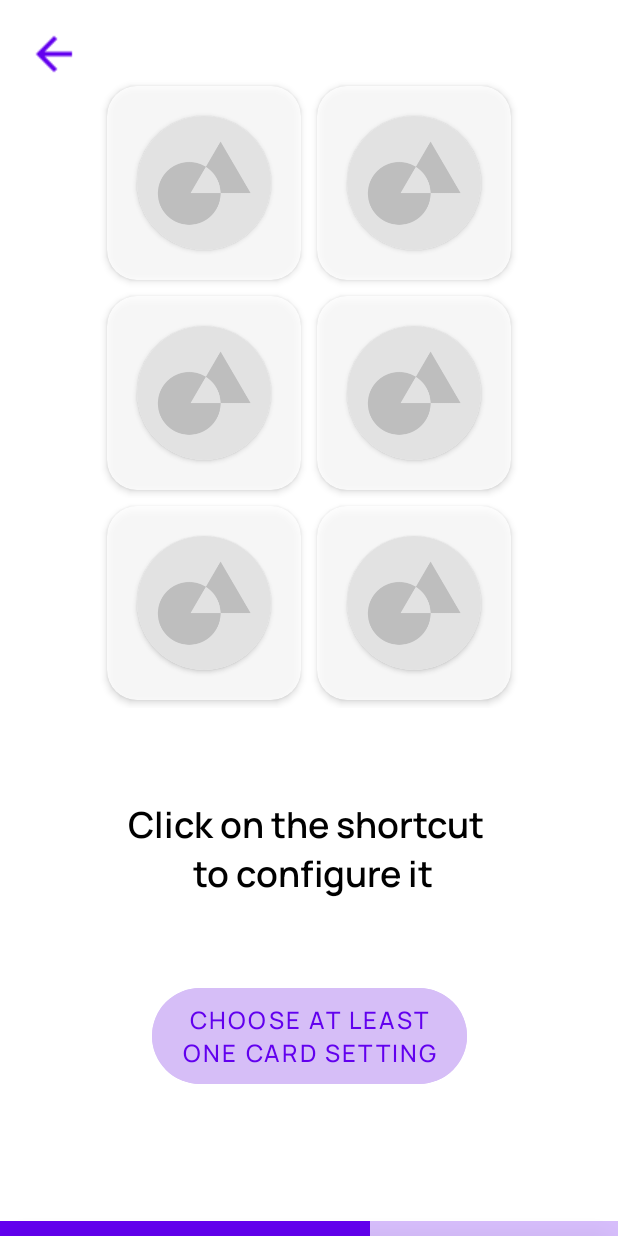
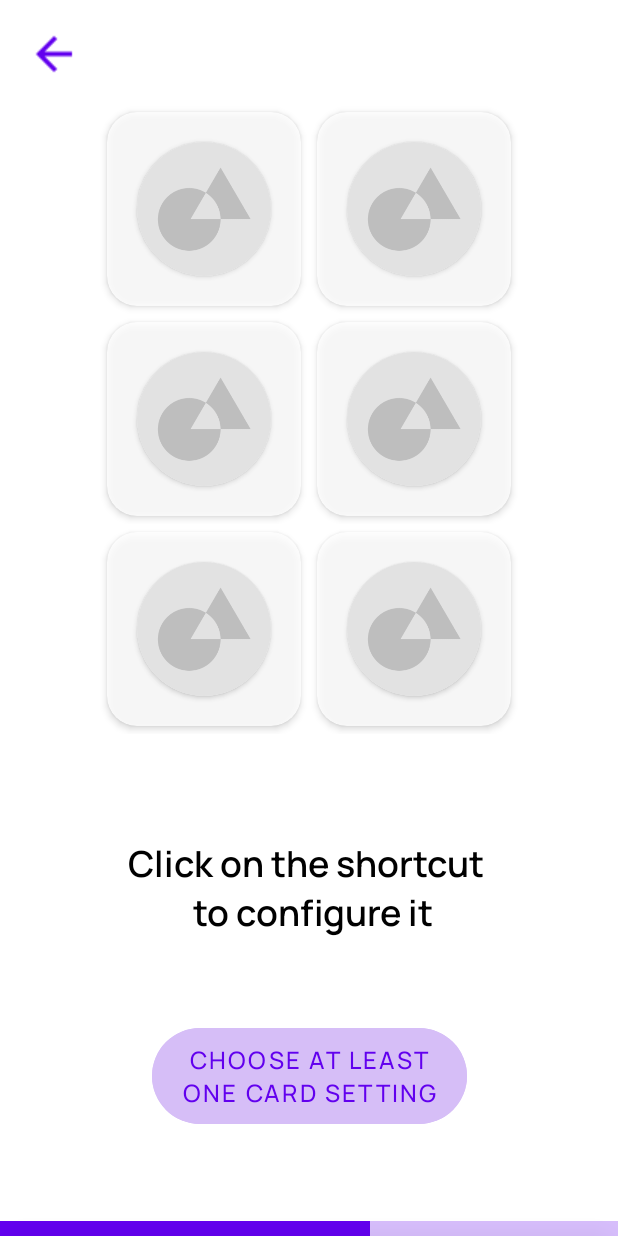
Before and after one commit to delet-dis/ElementaryLauncher, an Android app: the ActionsPickFragment screen opened through its navigation route, on a phone screen of 412 x 824 dp. Run offline under Robolectric (Android 15) with nearby library versions, the phone set to English and light mode, and no system bars; our stand-ins replace Room's generated code; libraries missing offline, so code that uses them is left out: androidx.palette.graphics; 2 statements that could not run were skipped.

Commit message:
sms+layout fixes

```diff
--- a/app/src/main/java/com/delet_dis/elementarylauncher/data/database/entities/ContactSMS.kt
+++ b/app/src/main/java/com/delet_dis/elementarylauncher/data/database/entities/ContactSMS.kt
@@ -21,5 +21,5 @@ data class ContactSMS(
     var id: Int = 0,
 
     @Ignore
-    override var entityType: Any = ActionType.CONTACT
+    override var entityType: Any = ActionType.CONTACT_SMS
 ) : EntitiesParent
--- a/app/src/main/java/com/delet_dis/elementarylauncher/data/repositories/DatabaseRepository.kt
+++ b/app/src/main/java/com/delet_dis/elementarylauncher/data/repositories/DatabaseRepository.kt
@@ -1,6 +1,7 @@
 package com.delet_dis.elementarylauncher.data.repositories
 
 import android.content.Context
+import android.util.Log
 import androidx.core.content.ContextCompat
 import com.delet_dis.elementarylauncher.R
 import com.delet_dis.elementarylauncher.common.extensions.concatenate
@@ -165,6 +166,8 @@ class DatabaseRepository(val context: Context) {
     suspend fun deleteAtPosition(position: Int) {
         getAllDatabaseRecordingsAsEntitiesParentList().forEach {
 
+            Log.d("test", it.toString())
+
             with(databaseDao) {
                 when (it.entityType) {
                     ActionType.APP ->
--- a/app/src/main/res/layout/card_item_small.xml
+++ b/app/src/main/res/layout/card_item_small.xml
@@ -31,7 +31,7 @@
             <androidx.cardview.widget.CardView
                 android:id="@+id/imageCardView"
                 android:layout_width="wrap_content"
-                android:layout_height="wrap_content"
+                android:layout_height="89dp"
                 android:layout_marginStart="20dp"
                 android:layout_marginTop="20dp"
                 android:layout_marginEnd="20dp"
@@ -43,8 +43,8 @@
                 app:layout_constraintTop_toTopOf="parent">
 
                 <androidx.constraintlayout.widget.ConstraintLayout
-                    android:layout_width="match_parent"
-                    android:layout_height="match_parent">
+                    android:layout_width="wrap_content"
+                    android:layout_height="wrap_content">
 
                     <ImageView
                         android:id="@+id/cardImage"
@@ -63,12 +63,15 @@
 
                     <TextView
                         android:id="@+id/cardText"
-                        android:layout_width="wrap_content"
-                        android:layout_height="wrap_content"
+                        android:layout_width="0dp"
+                        android:layout_height="0dp"
                         android:fontFamily="@font/manrope_semibold"
                         android:textAlignment="center"
                         android:textColor="@color/defaultFontColor"
-                        android:textSize="65sp"
+                        app:autoSizeTextType="uniform"
+                        app:autoSizeMinTextSize="12sp"
+                        app:autoSizeMaxTextSize="100sp"
+                        app:autoSizeStepGranularity="2sp"
                         app:layout_constraintBottom_toBottomOf="parent"
                         app:layout_constraintEnd_toEndOf="@+id/cardImage"
                         app:layout_constraintStart_toStartOf="parent"
--- a/app/src/main/res/layout/fragment_actions_pick_screen.xml
+++ b/app/src/main/res/layout/fragment_actions_pick_screen.xml
@@ -18,27 +18,28 @@
         android:scaleType="center"
         android:scaleX="1.5"
         android:scaleY="1.5"
-        android:tint="@color/purple_500"
         app:layout_constraintStart_toStartOf="parent"
         app:layout_constraintTop_toTopOf="parent"
-        app:srcCompat="@drawable/ic_back" />
+        app:srcCompat="@drawable/ic_back"
+        app:tint="@color/purple_500" />
 
     <androidx.recyclerview.widget.RecyclerView
         android:id="@+id/actionsPickingRecycler"
         android:layout_width="wrap_content"
         android:layout_height="wrap_content"
+        android:layout_marginTop="32dp"
         android:overScrollMode="never"
         app:layout_constraintBottom_toTopOf="@+id/actionsPickHint"
         app:layout_constraintEnd_toEndOf="parent"
         app:layout_constraintStart_toStartOf="parent"
-        app:layout_constraintTop_toTopOf="parent" />
+        app:layout_constraintTop_toTopOf="parent"
+        app:layout_constraintVertical_bias="0.49" />
 
     <TextView
         android:id="@+id/actionsPickHint"
         android:layout_width="wrap_content"
         android:layout_height="wrap_content"
-        android:layout_marginTop="8dp"
-        android:layout_marginBottom="8dp"
+        android:layout_marginTop="32dp"
         android:fontFamily="@font/manrope_semibold"
         android:text="@string/chooseActionsForHomeScreenText"
         android:textAlignment="center"
@@ -52,21 +53,23 @@
     <Button
         android:id="@+id/nextButton"
         android:layout_width="210dp"
-        android:layout_height="64dp"
-        android:layout_marginBottom="88dp"
+        android:layout_height="wrap_content"
+        android:layout_marginTop="24dp"
+        android:layout_marginBottom="24dp"
         android:backgroundTint="@color/purple_200"
         android:fontFamily="@font/manrope_medium"
         android:includeFontPadding="false"
         android:insetTop="0dp"
         android:insetBottom="0dp"
-        android:minWidth="0dp"
-        android:minHeight="0dp"
+        android:maxHeight="90dp"
+        android:minHeight="64dp"
         android:text="@string/nextButtonText"
         android:textColor="@color/purple_500"
         android:textSize="16sp"
         app:cornerRadius="80dp"
         app:layout_constraintBottom_toBottomOf="parent"
         app:layout_constraintEnd_toEndOf="parent"
-        app:layout_constraintStart_toStartOf="parent" />
+        app:layout_constraintStart_toStartOf="parent"
+        app:layout_constraintTop_toBottomOf="@+id/actionsPickHint" />
 
 </androidx.constraintlayout.widget.ConstraintLayout>
--- a/app/src/main/res/layout/fragment_apps_list_screen.xml
+++ b/app/src/main/res/layout/fragment_apps_list_screen.xml
@@ -31,11 +31,11 @@
         android:scaleType="center"
         android:scaleX="1.5"
         android:scaleY="1.5"
-        android:tint="@color/purple_500"
         app:layout_constraintBottom_toTopOf="@+id/itemPickRecycler"
         app:layout_constraintStart_toStartOf="parent"
         app:layout_constraintTop_toTopOf="parent"
-        app:srcCompat="@drawable/ic_back" />
+        app:srcCompat="@drawable/ic_back"
+        app:tint="@color/purple_500" />
 
     <androidx.recyclerview.widget.RecyclerView
         android:id="@+id/itemPickRecycler"
```
